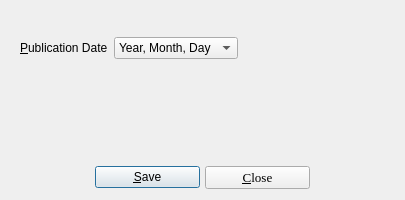
textbrowser/biblioteq, file UI/biblioteq_options.ui: the form before one commit.
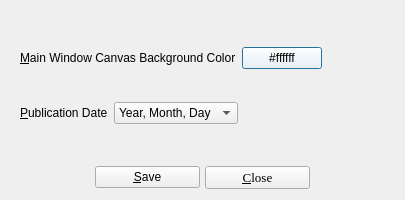
The form after the commit. Icons and pictures are not drawn.

Patch:
```diff
--- a/UI/biblioteq_options.ui
+++ b/UI/biblioteq_options.ui
@@ -35,10 +35,47 @@
         <x>0</x>
         <y>0</y>
         <width>387</width>
-        <height>76</height>
+        <height>145</height>
        </rect>
       </property>
-      <layout class="QVBoxLayout" name="verticalLayout">
+      <layout class="QVBoxLayout" name="verticalLayout_2">
+       <item>
+        <layout class="QHBoxLayout" name="horizontalLayout_2">
+         <item>
+          <widget class="QLabel" name="label_2">
+           <property name="text">
+            <string>&amp;Main Window Canvas Background Color</string>
+           </property>
+           <property name="buddy">
+            <cstring>publication_date</cstring>
+           </property>
+          </widget>
+         </item>
+         <item>
+          <widget class="QPushButton" name="main_window_canvas_background_color">
+           <property name="styleSheet">
+            <string notr="true">background-color: #ffffff;</string>
+           </property>
+           <property name="text">
+            <string>#ffffff</string>
+           </property>
+          </widget>
+         </item>
+         <item>
+          <spacer name="horizontalSpacer_2">
+           <property name="orientation">
+            <enum>Qt::Horizontal</enum>
+           </property>
+           <property name="sizeHint" stdset="0">
+            <size>
+             <width>40</width>
+             <height>20</height>
+            </size>
+           </property>
+          </spacer>
+         </item>
+        </layout>
+       </item>
        <item>
         <layout class="QHBoxLayout" name="horizontalLayout">
          <item>
@@ -95,19 +132,6 @@
      </widget>
     </widget>
    </item>
-   <item>
-    <spacer name="verticalSpacer">
-     <property name="orientation">
-      <enum>Qt::Vertical</enum>
-     </property>
-     <property name="sizeHint" stdset="0">
-      <size>
-       <width>20</width>
-       <height>40</height>
-      </size>
-     </property>
-    </spacer>
-   </item>
    <item>
     <layout class="QHBoxLayout">
      <property name="spacing">
```
Left out of the diff: 7 changed lines with no effect on the pictures.
